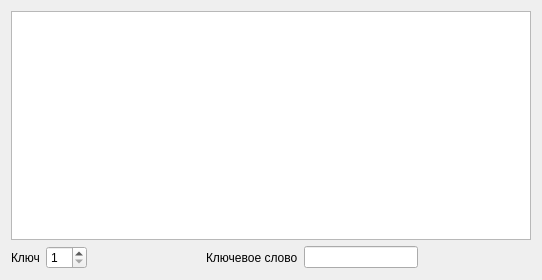
First picture: the form in caesarkwcipher.ui, repository smarttowel/crypto, before the edit.
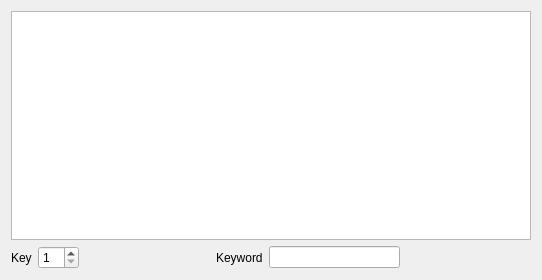
Second picture: the form after the edit.

What changed in the file:
```diff
--- a/caesarkwcipher.ui
+++ b/caesarkwcipher.ui
@@ -24,7 +24,7 @@
        <item>
         <widget class="QLabel" name="label">
          <property name="text">
-          <string>Ключ</string>
+          <string>Key</string>
          </property>
         </widget>
        </item>
@@ -51,7 +51,7 @@
        <item>
         <widget class="QLabel" name="label_2">
          <property name="text">
-          <string>Ключевое слово</string>
+          <string>Keyword</string>
          </property>
         </widget>
        </item>
```
